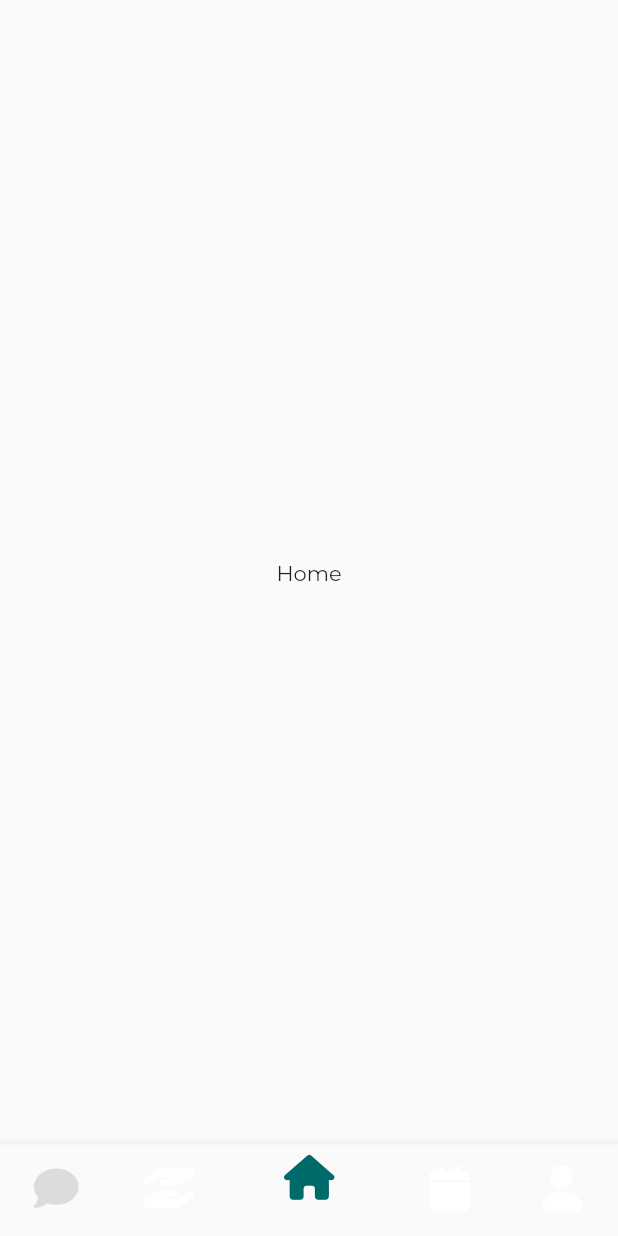
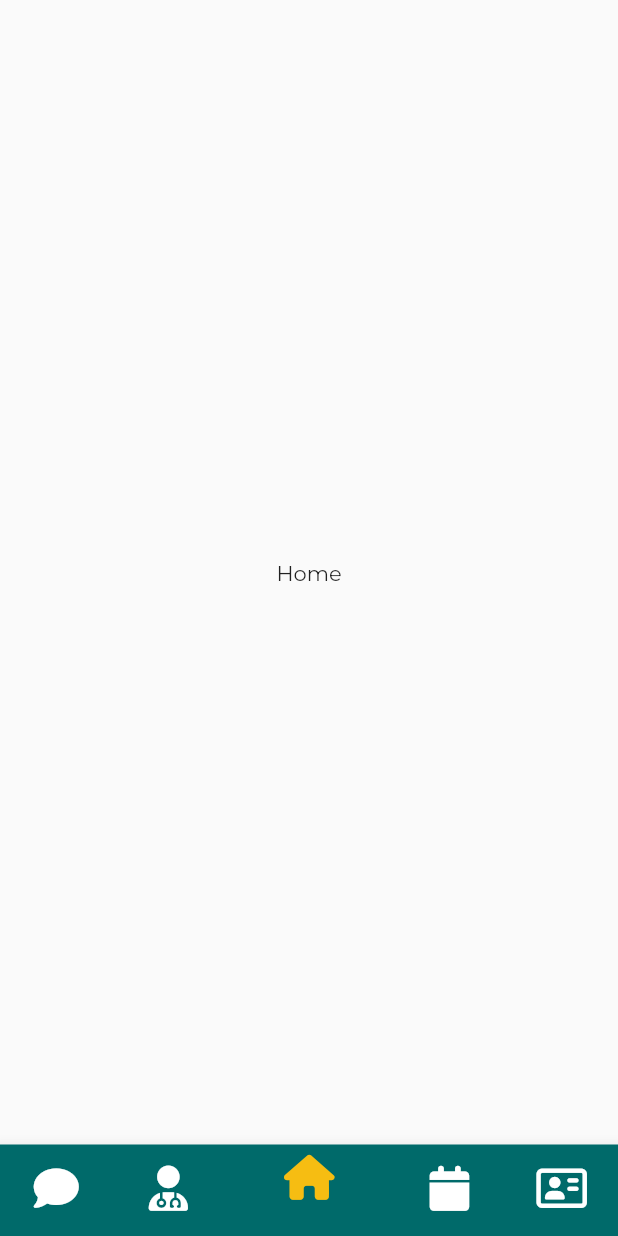
Before and after one commit to Jaffar17/Raabta---Final-Year-Project, a Flutter app: the NavBarUser screen opened directly, on a phone screen of 412 x 824 dp. Run offline on Flutter 3.47's test engine with Material 2 defaults, Android fonts, the phone set to English and light mode, and no system bars; our stand-ins replace dropdown_textfield, font_awesome_flutter.

Commit message:
Navbar finalised

```diff
--- a/lib/Counsellor/login_counsellor.dart
+++ b/lib/Counsellor/login_counsellor.dart
@@ -43,7 +43,7 @@ class _LoginCounsellorState extends State<LoginCounsellor> {
                   child: ElevatedButton(
                     onPressed: () {
                       Navigator.push(context,
-                          MaterialPageRoute(builder: (context) => HomeCounsellor()));
+                          MaterialPageRoute(builder: (context) => ViewprofileCounsellor()));
                       //
                     },
                     child: Row(
--- a/lib/User/navbar_user.dart
+++ b/lib/User/navbar_user.dart
@@ -1,5 +1,6 @@
 import 'package:flutter/material.dart';
 import 'package:font_awesome_flutter/font_awesome_flutter.dart';
+import 'package:raabta_fyp/User/inbox_user.dart';
 
 class NavBarUser extends StatefulWidget {
   const NavBarUser({Key? key}) : super(key: key);
@@ -14,7 +15,7 @@ class _NavBarUserState extends State<NavBarUser> {
   //static const TextStyle optionStyle =
   //   TextStyle(fontSize: 30, fontWeight: FontWeight.bold);
   static const List<Widget> _widgetOptions = <Widget>[
-    Text("Appointments"),
+    InboxUser(),
     Text("Appointments"),
     Text("Home"),
     Text("Appointments"),
@@ -40,26 +41,26 @@ class _NavBarUserState extends State<NavBarUser> {
         child: _widgetOptions.elementAt(_selectedIndex),
       ),
       bottomNavigationBar: BottomNavigationBar(
-        backgroundColor: Color(0xffFFFFFF),
+        backgroundColor: Color(0xff006A6A),
         items: const <BottomNavigationBarItem>[
           BottomNavigationBarItem(
               icon: FaIcon(
                 FontAwesomeIcons.solidComment,
                 //FontAwesomeIcons.solidNoteSticky,
                 size: 30,
-                color: Colors.black12,
+                //color: Colors.black12,
                 //color: Colors.white24,
                 // color: Colors.white30,
               ),
-              //backgroundColor: Color(0xff006A6A),
+              backgroundColor: Color(0xff006A6A),
               label: "" //"Appointments"
               ),
           BottomNavigationBarItem(
               icon: FaIcon(
-                FontAwesomeIcons.handHoldingHand,
+                FontAwesomeIcons.userDoctor,
                 size: 30,
               ),
-              //backgroundColor: Color(0xff006A6A),
+              backgroundColor: Color(0xff006A6A),
               label: "" //"Favourites"
               ),
           BottomNavigationBarItem(
@@ -67,7 +68,7 @@ class _NavBarUserState extends State<NavBarUser> {
                 FontAwesomeIcons.house,
                 size: 30,
               ),
-              //backgroundColor: Color(0xff006A6A),
+              backgroundColor: Color(0xff006A6A),
               label: "" //"Home"
               ),
           BottomNavigationBarItem(
@@ -75,20 +76,20 @@ class _NavBarUserState extends State<NavBarUser> {
                 FontAwesomeIcons.solidCalendar,
                 size: 30,
               ),
-              //backgroundColor: Color(0xff006A6A),
+              backgroundColor: Color(0xff006A6A),
               label: "" //"Messages"
               ),
           BottomNavigationBarItem(
               icon: FaIcon(
-                FontAwesomeIcons.solidUser,
+                FontAwesomeIcons.addressCard,
                 size: 30,
               ),
-              //backgroundColor: Color(0xff006A6A),
+              backgroundColor: Color(0xff006A6A),
               label: "" //"Profile"
               )
         ],
         currentIndex: _selectedIndex,
-        selectedItemColor: Color(0xff006A6A),
+        selectedItemColor: Color(0xffF6BD12),
         onTap: _onItemTapped,
       ),
     );
```
Also changed, not shown: lib/User/inbox_user.dart (added, +67 -0 lines).
